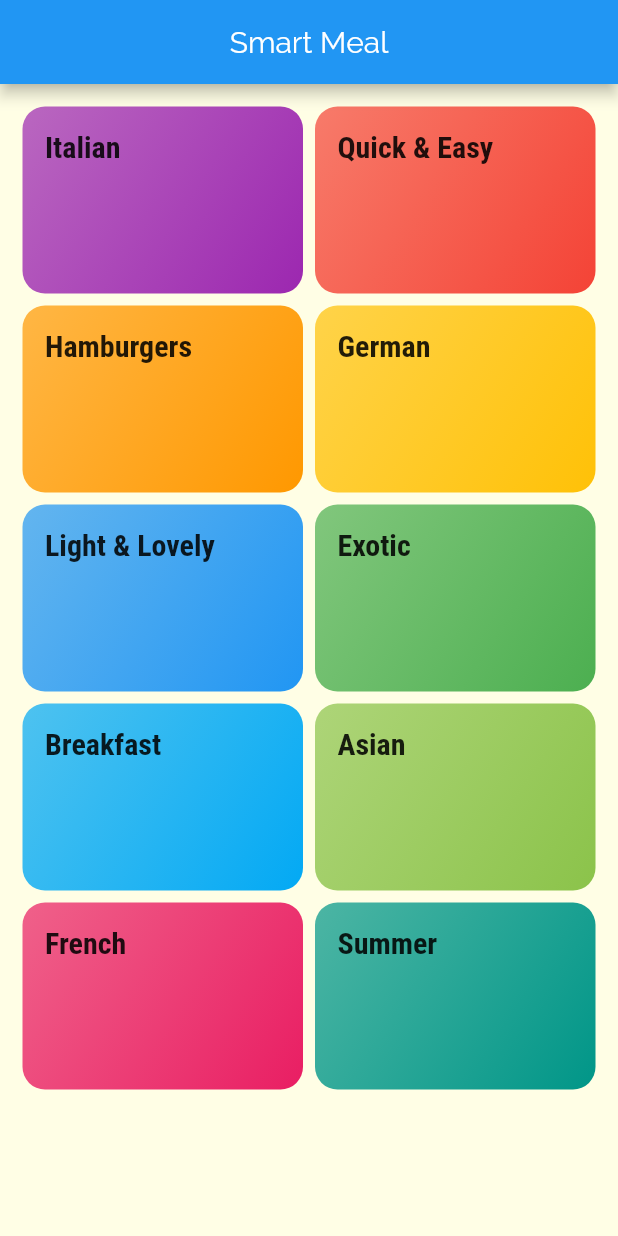
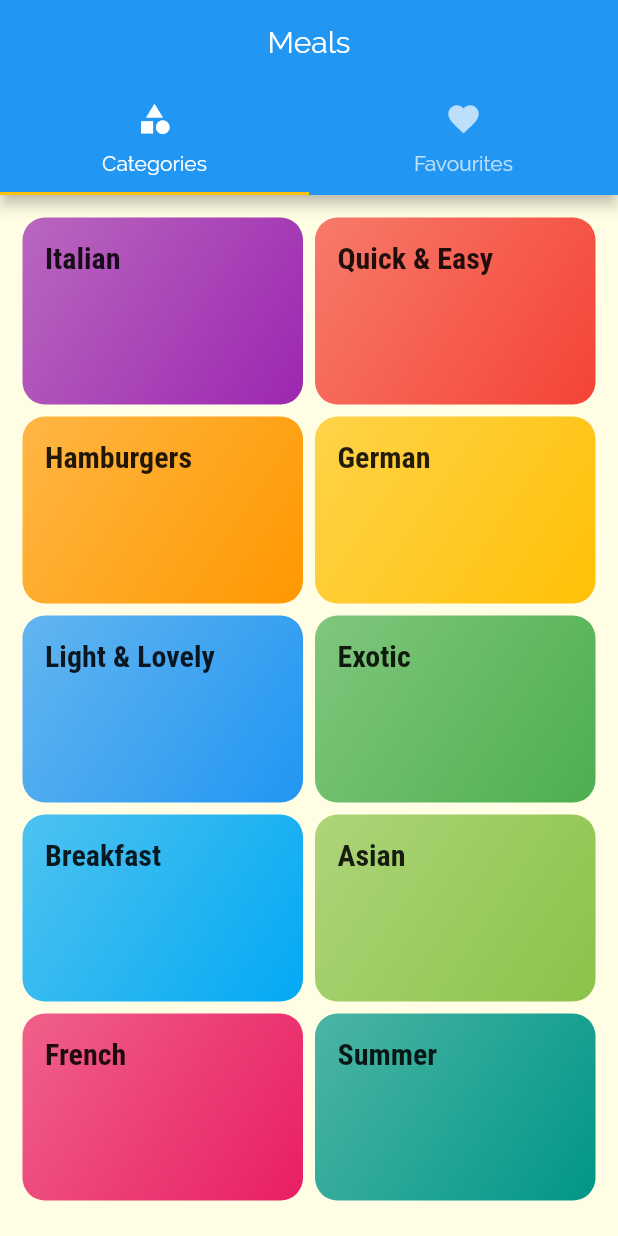
Before and after one commit to raymondDangdat/smart-meal, a Flutter app: the screen it shows after launch, on a phone screen of 412 x 824 dp. Run offline on Flutter 3.47's test engine with Material 2 defaults, Android fonts, the phone set to English and light mode, and no system bars.

```diff
--- a/lib/main.dart
+++ b/lib/main.dart
@@ -1,6 +1,7 @@
 import 'package:flutter/material.dart';
-import 'package:meal_app/screens/categories_screen.dart';
-import 'package:meal_app/screens/category_meals_screen.dart';
+import './screens/category_meals_screen.dart';
+import './screens/meal_details_screen.dart';
+import './screens/tabs_screen.dart';
 
 void main() {
   runApp(MyApp());
@@ -31,9 +32,15 @@ class MyApp extends StatelessWidget {
       ),
       // home: CategoriesScreen(),
       routes: {
-        '/' : (context) => CategoriesScreen(),
+        '/' : (context) => TabsScreen(),
         CategoryMealScreen.routeName : (context) => CategoryMealScreen(),
+        MealDetailsScreen.routeName : (context) => MealDetailsScreen(),
       },
+
+    //  GIVE A FALL BACK ROUTE INCASE SOMETHING WENT WRONG
+      onUnknownRoute: (settings){
+        return MaterialPageRoute(builder: (context) => CategoryMealScreen());
+    },
     );
   }
 }
--- a/lib/screens/categories_screen.dart
+++ b/lib/screens/categories_screen.dart
@@ -5,18 +5,13 @@ import '../data/dummy_data.dart';
 class CategoriesScreen extends StatelessWidget {
   @override
   Widget build(BuildContext context) {
-    return Scaffold(
-      appBar: AppBar(title: const Text("Smart Meal"),
-        centerTitle: true,
-      ),
-        body: GridView(
+    return GridView(
           padding: const EdgeInsets.all(15.0),
           gridDelegate: SliverGridDelegateWithMaxCrossAxisExtent(
           maxCrossAxisExtent: 200.0,
           childAspectRatio: 3/2,
           crossAxisSpacing: 8.0,
           mainAxisSpacing: 8.0,
-        ),  children: DUMMY_CATEGORIES.map((categoryData) => CategoryItem(categoryData.id, categoryData.title, categoryData.color)).toList(),),
-    );
+        ),  children: DUMMY_CATEGORIES.map((categoryData) => CategoryItem(categoryData.id, categoryData.title, categoryData.color)).toList(),);
   }
 }
--- a/lib/screens/category_meals_screen.dart
+++ b/lib/screens/category_meals_screen.dart
@@ -16,11 +16,13 @@ class CategoryMealScreen extends StatelessWidget {
       return meal.categories.contains(categoryId);
     }).toList();
     return Scaffold(
-      appBar: AppBar(title: Text(categoryTitle),),
+      appBar: AppBar(title: Text(categoryTitle),
+      centerTitle: true,),
       body: ListView.builder(
         itemCount: categoryMeals.length,
           itemBuilder: (context, index){
           return MealItem(
+            id: categoryMeals[index].id,
               title: categoryMeals[index].title,
               imageUrl: categoryMeals[index].imageUrl,
               duration: categoryMeals[index].duration,
--- /dev/null
+++ b/lib/screens/favourites.dart
@@ -0,0 +1,9 @@
+import 'package:flutter/material.dart';
+class Favourites extends StatelessWidget {
+  @override
+  Widget build(BuildContext context) {
+    return Center(
+      child: Text("The Favourites"),
+    );
+  }
+}
--- /dev/null
+++ b/lib/screens/tabs_screen.dart
@@ -0,0 +1,30 @@
+import 'package:flutter/material.dart';
+import 'package:meal_app/screens/favourites.dart';
+import './categories_screen.dart';
+class TabsScreen extends StatefulWidget {
+  @override
+  _TabsScreenState createState() => _TabsScreenState();
+}
+
+class _TabsScreenState extends State<TabsScreen> {
+  @override
+  Widget build(BuildContext context) {
+    return DefaultTabController(
+        length: 2,
+        child: Scaffold(
+      appBar: AppBar(title: Text("Meals"),
+        centerTitle: true,
+        bottom: TabBar(
+            tabs: [
+              Tab(icon: Icon(Icons.category), text: 'Categories',),
+              Tab(icon: Icon(Icons.favorite), text: "Favourites",),
+            ]),),
+
+          body: TabBarView(
+              children: [
+                CategoriesScreen(),
+                Favourites(),
+              ]),
+    ));
+  }
+}
```
Also changed, not shown: lib/screens/meal_details_screen.dart (added, +73 -0 lines), lib/widgets/meal_item.dart (+87 -3 lines).
